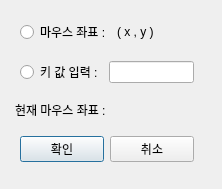
This is src/action_dialog.ui in eglabsid/AutonomousQA_Tool as Qt 5 draws it before an edit. The edited form follows.
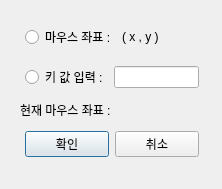
This is the edited form.

The edit to the form file:
```diff
--- a/src/action_dialog.ui
+++ b/src/action_dialog.ui
@@ -18,22 +18,22 @@
     <rect>
      <x>10</x>
      <y>10</y>
-     <width>194</width>
+     <width>204</width>
      <height>162</height>
     </rect>
    </property>
    <layout class="QVBoxLayout" name="main_layout">
     <property name="leftMargin">
-     <number>5</number>
+     <number>10</number>
     </property>
     <property name="topMargin">
-     <number>5</number>
+     <number>10</number>
     </property>
     <property name="rightMargin">
-     <number>5</number>
+     <number>10</number>
     </property>
     <property name="bottomMargin">
-     <number>5</number>
+     <number>10</number>
     </property>
     <item>
      <layout class="QHBoxLayout" name="horizontalLayout">
```
